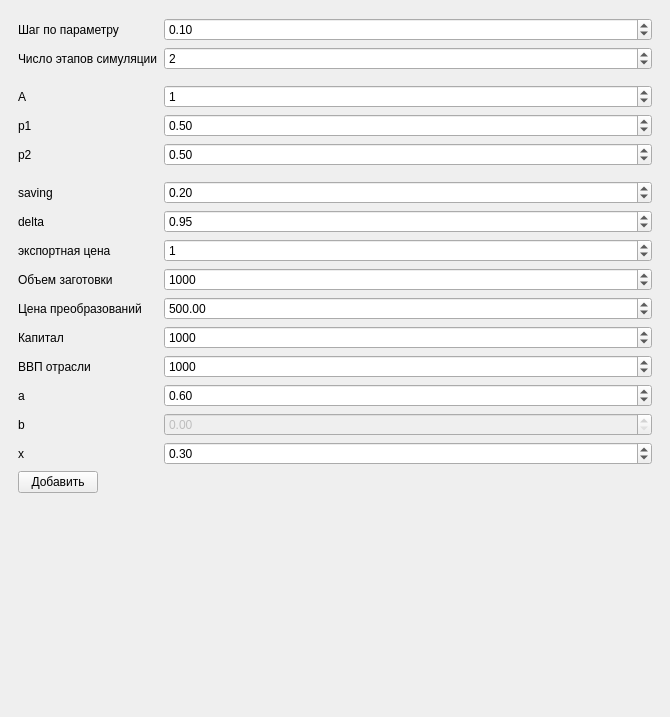
Above: MEGA/QtCreatorWD/magi/editexperimentdockwidget.ui from artemutin/MagiModelInterface before the change. Below: the same form after it.
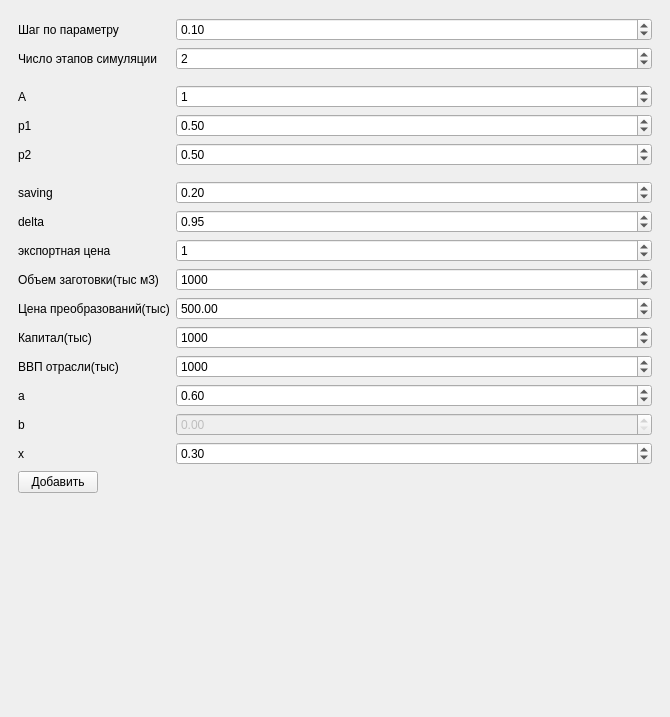
That is the form after the change.

Commit message: minor ui fixes - thousands of units

What changed in the file:
```diff
--- a/MEGA/QtCreatorWD/magi/editexperimentdockwidget.ui
+++ b/MEGA/QtCreatorWD/magi/editexperimentdockwidget.ui
@@ -47,7 +47,7 @@
        <item row="5" column="1">
         <widget class="QSpinBox" name="regASpinBox">
          <property name="maximum">
-          <number>1000</number>
+          <number>10000</number>
          </property>
          <property name="value">
           <number>1</number>
@@ -97,7 +97,7 @@
        <item row="23" column="0">
         <widget class="QLabel" name="label_13">
          <property name="text">
-          <string>Капитал</string>
+          <string>Капитал(тыс)</string>
          </property>
         </widget>
        </item>
@@ -250,21 +250,21 @@
        <item row="16" column="0">
         <widget class="QLabel" name="label_10">
          <property name="text">
-          <string>Объем заготовки</string>
+          <string>Объем заготовки(тыс м3)</string>
          </property>
         </widget>
        </item>
        <item row="17" column="0">
         <widget class="QLabel" name="label_11">
          <property name="text">
-          <string>Цена преобразований</string>
+          <string>Цена преобразований(тыс)</string>
          </property>
         </widget>
        </item>
        <item row="17" column="1">
         <widget class="QDoubleSpinBox" name="CostSpinBox">
          <property name="maximum">
-          <double>1000.000000000000000</double>
+          <double>100000000.000000000000000</double>
          </property>
          <property name="value">
           <double>500.000000000000000</double>
@@ -274,7 +274,7 @@
        <item row="24" column="0">
         <widget class="QLabel" name="label_14">
          <property name="text">
-          <string>ВВП отрасли</string>
+          <string>ВВП отрасли(тыс)</string>
          </property>
         </widget>
        </item>
```
The commit also changes 2 other files.
